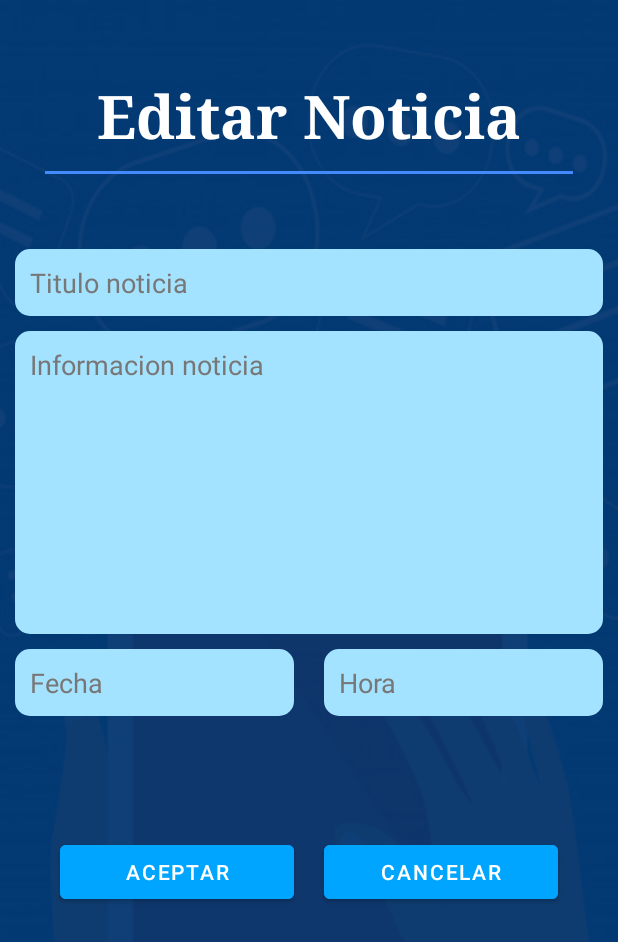
After one commit to Sonyei888/Info_uni, an Android app: the AdminEditarNoticia screen opened directly, with no data from a screen before it, on a phone screen of 412 x 824 dp. The commit adds this screen. Shown: the top 942 px of the screen. Run offline under Robolectric (Android 15) with nearby library versions, the phone set to English and light mode, and no system bars; 1 statement that could not run was skipped.

Commit message:
Se agrego la funcionalidad de editar las noticias

```diff
--- a/app/src/main/AndroidManifest.xml
+++ b/app/src/main/AndroidManifest.xml
@@ -13,6 +13,9 @@
         android:supportsRtl="true"
         android:theme="@style/Theme.Uniinfo"
         tools:targetApi="31">
+        <activity
+            android:name=".AdminEditarNoticia"
+            android:exported="false" />
         <activity
             android:name=".AdminVerNoticias"
             android:exported="false" />
--- /dev/null
+++ b/app/src/main/java/com/example/uni_info/AdminEditarNoticia.java
@@ -0,0 +1,93 @@
+package com.example.uni_info;
+
+import androidx.appcompat.app.AppCompatActivity;
+
+import android.content.Intent;
+import android.os.Bundle;
+import android.view.View;
+import android.widget.EditText;
+import android.widget.Toast;
+
+import com.example.uni_info.BD.dbInfo;
+import com.example.uni_info.Entidades.Noticias;
+import com.example.uni_info.Metodos.Metodos;
+
+public class AdminEditarNoticia extends AppCompatActivity implements View.OnClickListener {
+
+    EditText titulo_edit;
+    EditText resumen_edit;
+    EditText fecha_edit;
+    EditText hora_edit;
+    Metodos metodos;
+    Noticias noticias;
+    int id = 0;
+
+    @Override
+    protected void onCreate(Bundle savedInstanceState) {
+        super.onCreate(savedInstanceState);
+        setContentView(R.layout.activity_admin_editar_noticia);
+        titulo_edit = findViewById(R.id.edit_editar_titulo_noticia);
+        resumen_edit = findViewById(R.id.edit_editar_resumen_noticia);
+        fecha_edit = findViewById(R.id.edit_editar_fecha_noticia);
+        hora_edit = findViewById(R.id.edit_editar_hora_noticia);
+        findViewById(R.id.btn_editar_aceptar_noticia).setOnClickListener(this);
+        findViewById(R.id.btn_cancelar_editar_noticia).setOnClickListener(this);
+        noticias = new Noticias();
+        metodos = new Metodos(this);
+        if(savedInstanceState == null){
+            Bundle extras = getIntent().getExtras();
+            if(extras == null){
+                id = Integer.parseInt(null);
+            }else{
+                id = extras.getInt("ID");
+            }
+        }else{
+            id = (int) savedInstanceState.getSerializable("ID");
+        }
+
+        dbInfo dbInfo = new dbInfo(AdminEditarNoticia.this);
+        noticias = metodos.ver(id);
+
+        if(noticias != null){
+            titulo_edit.setText(noticias.getNombre());
+            resumen_edit.setText(noticias.getResumen());
+            fecha_edit.setText(noticias.getFecha());
+            hora_edit.setText(noticias.getHora());
+        }
+    }
+
+    @Override
+    public void onClick(View view) {
+        switch (view.getId()){
+            case R.id.btn_editar_aceptar_noticia:
+                boolean correcto;
+                String nombre = titulo_edit.getText().toString();
+                noticias.setNombre(titulo_edit.getText().toString());
+                String resumen = resumen_edit.getText().toString();
+                noticias.setResumen(resumen);
+                String fecha = fecha_edit.getText().toString();
+                noticias.setFecha(fecha);
+                String hora = hora_edit.getText().toString();
+                noticias.setHora(hora);
+                if(!nombre.isEmpty() && !resumen.isEmpty() && !fecha.isEmpty() && !hora.isEmpty()){
+                    correcto = metodos.editar(id, noticias);
+                    if(correcto){
+                        Toast.makeText(this, "Noticia Modificada", Toast.LENGTH_SHORT).show();
+                        Intent intent = new Intent(this, AdminVerNoticias.class);
+                        startActivity(intent);
+                        finish();
+                    }else {
+                        Toast.makeText(this, "Error al modificar registro", Toast.LENGTH_SHORT).show();
+                    }
+                }else{
+                    Toast.makeText(this, "Campos Vacios", Toast.LENGTH_SHORT).show();
+                }
+                break;
+            case R.id.btn_cancelar_editar_noticia:
+                Intent intent = new Intent(this, AdminVerNoticias.class);
+                startActivity(intent);
+                finish();
+                break;
+        }
+    }
+}
--- a/app/src/main/java/com/example/uni_info/Metodos/Metodos.java
+++ b/app/src/main/java/com/example/uni_info/Metodos/Metodos.java
@@ -61,4 +61,47 @@ public class Metodos {
         }
         return listanoticia;
     }
+
+    public boolean editar(int id,Noticias noticias) {
+        boolean correcto = false;
+
+        dbInfo dbHelper = new dbInfo(c);
+        SQLiteDatabase db = dbHelper.getWritableDatabase();
+
+        try {
+            db.execSQL(" UPDATE noticias SET titulo = '"+noticias.getNombre()+"',  resumen = '"+noticias.getResumen()+"', fecha = '"+noticias.getFecha()+"', hora = '"+noticias.getHora()+"' WHERE id= '"+id+"' ");
+            correcto = true;
+
+        } catch (Exception ex){
+            ex.toString();
+            correcto = false;
+        }finally {
+            {
+                db.close();
+            }
+        }
+        return correcto;
+    }
+    public Noticias ver(int id) {
+
+        dbInfo dbHelper = new dbInfo(c);
+        SQLiteDatabase db = dbHelper.getWritableDatabase();
+
+        Noticias noticias = null;
+        Cursor cursorContactos;
+
+        cursorContactos = db.rawQuery("SELECT * FROM noticias WHERE id = " + id + " LIMIT 1 ", null);
+
+        if (cursorContactos.moveToFirst()) {
+            noticias = new Noticias();
+            noticias.setId(cursorContactos.getInt(0));
+            noticias.setNombre(cursorContactos.getString(1));
+            noticias.setResumen(cursorContactos.getString(2));
+            noticias.setFecha(cursorContactos.getString(4));
+            noticias.setHora(cursorContactos.getString(4));
+        }
+        cursorContactos.close();
+        return  noticias;
+
+    }
 }
--- /dev/null
+++ b/app/src/main/res/layout/activity_admin_editar_noticia.xml
@@ -0,0 +1,164 @@
+<?xml version="1.0" encoding="utf-8"?>
+<LinearLayout xmlns:android="http://schemas.android.com/apk/res/android"
+    xmlns:app="http://schemas.android.com/apk/res-auto"
+    xmlns:tools="http://schemas.android.com/tools"
+    android:layout_width="match_parent"
+    android:layout_height="match_parent"
+    android:background="@drawable/fondo_completo"
+    android:orientation="vertical"
+    tools:context=".AdminEditarNoticia">
+    <TextView
+        android:id="@+id/textView5"
+        android:layout_width="match_parent"
+        android:layout_height="wrap_content"
+        android:layout_marginTop="50dp"
+        android:fontFamily="serif"
+        android:text="Editar Noticia"
+        android:textAlignment="center"
+        android:textColor="@color/white"
+        android:textSize="40sp"
+        android:textStyle="bold" />
+
+
+    <LinearLayout
+        android:layout_width="match_parent"
+        android:layout_height="2dp"
+        android:layout_marginLeft="30dp"
+        android:layout_marginTop="10dp"
+        android:layout_marginRight="30dp"
+        android:background="#448AFF"
+        android:backgroundTint="#448AFF"
+        android:orientation="vertical">
+
+    </LinearLayout>
+
+    <LinearLayout
+        android:layout_width="match_parent"
+        android:layout_height="wrap_content"
+        android:orientation="vertical">
+
+        <EditText
+            android:id="@+id/edit_editar_titulo_noticia"
+            android:layout_width="match_parent"
+            android:layout_height="wrap_content"
+            android:layout_marginLeft="10dp"
+            android:layout_marginTop="50dp"
+            android:layout_marginRight="10dp"
+            android:background="@drawable/costom_imput"
+            android:backgroundTint="#A3E3FF"
+            android:drawablePadding="12dp"
+            android:ems="01"
+            android:hint="Titulo noticia"
+            android:paddingStart="10dp"
+            android:paddingTop="10dp"
+            android:paddingEnd="10dp"
+            android:paddingBottom="10dp"
+            android:textColor="@color/black"
+            android:textColorHint="#787777" />
+
+        <EditText
+            android:id="@+id/edit_editar_resumen_noticia"
+            android:layout_width="match_parent"
+            android:layout_height="202dp"
+            android:layout_marginLeft="10dp"
+            android:layout_marginTop="10dp"
+            android:layout_marginRight="10dp"
+            android:background="@drawable/costom_imput"
+            android:backgroundTint="#A3E3FF"
+            android:drawablePadding="12dp"
+            android:ems="01"
+            android:gravity="top"
+            android:hint="Informacion noticia"
+            android:inputType="textMultiLine"
+            android:lines="4"
+            android:paddingStart="10dp"
+            android:paddingTop="10dp"
+            android:paddingEnd="10dp"
+            android:paddingBottom="10dp"
+            android:textColor="@color/black"
+            android:textColorHint="#FF787777" />
+
+        <LinearLayout
+            android:layout_width="match_parent"
+            android:layout_height="wrap_content"
+            android:orientation="horizontal">
+
+            <EditText
+                android:id="@+id/edit_editar_fecha_noticia"
+                android:layout_width="match_parent"
+                android:layout_height="wrap_content"
+                android:layout_marginLeft="10dp"
+                android:layout_marginTop="10dp"
+                android:layout_marginRight="10dp"
+                android:layout_weight="1"
+                android:background="@drawable/costom_imput"
+                android:backgroundTint="#A3E3FF"
+                android:drawablePadding="12dp"
+                android:ems="01"
+                android:hint="Fecha"
+                android:inputType="date"
+                android:paddingStart="10dp"
+                android:paddingTop="10dp"
+                android:paddingEnd="10dp"
+                android:paddingBottom="10dp"
+                android:textColor="@color/black"
+                android:textColorHint="#FF787777" />
+
+            <EditText
+                android:id="@+id/edit_editar_hora_noticia"
+                android:layout_width="match_parent"
+                android:layout_height="wrap_content"
+                android:layout_marginLeft="10dp"
+                android:layout_marginTop="10dp"
+                android:layout_marginRight="10dp"
+                android:layout_weight="1"
+                android:background="@drawable/costom_imput"
+                android:backgroundTint="#A3E3FF"
+                android:drawablePadding="12dp"
+                android:ems="01"
+                android:hint="Hora"
+                android:inputType="time"
+                android:paddingStart="10dp"
+                android:paddingTop="10dp"
+                android:paddingEnd="10dp"
+                android:paddingBottom="10dp"
+                android:textColor="@color/black"
+                android:textColorHint="#FF787777" />
+        </LinearLayout>
+
+    </LinearLayout>
+
+    <LinearLayout
+        android:layout_width="match_parent"
+        android:layout_height="match_parent"
+        android:orientation="horizontal">
+
+        <Button
+            android:id="@+id/btn_editar_aceptar_noticia"
+            android:layout_width="match_parent"
+            android:layout_height="wrap_content"
+            android:layout_marginLeft="40dp"
+            android:layout_marginTop="80dp"
+            android:layout_marginRight="10dp"
+            android:layout_weight="1"
+            android:backgroundTint="#00A5FF"
+            android:text="Aceptar"
+            android:textColor="@color/white"
+            android:textColorHint="@color/white" />
+
+        <Button
+            android:id="@+id/btn_cancelar_editar_noticia"
+            android:layout_width="match_parent"
+            android:layout_height="wrap_content"
+            android:layout_marginLeft="10dp"
+            android:layout_marginTop="80dp"
+            android:layout_marginRight="40dp"
+            android:layout_weight="1"
+            android:backgroundTint="#00A5FF"
+            android:text="Cancelar"
+            android:textColor="@color/white"
+            android:textColorHint="@color/white" />
+
+    </LinearLayout>
+
+</LinearLayout>
```
Also changed, not shown: app/src/main/java/com/example/uni_info/AdminVerNoticias.java (+10 -0 lines), app/src/main/java/com/example/uni_info/adaptadores/ListaVerNoticiasAdapter.java (+6 -1 lines), app/src/main/res/layout/activity_admin_ver_noticias.xml (+9 -1 lines).
